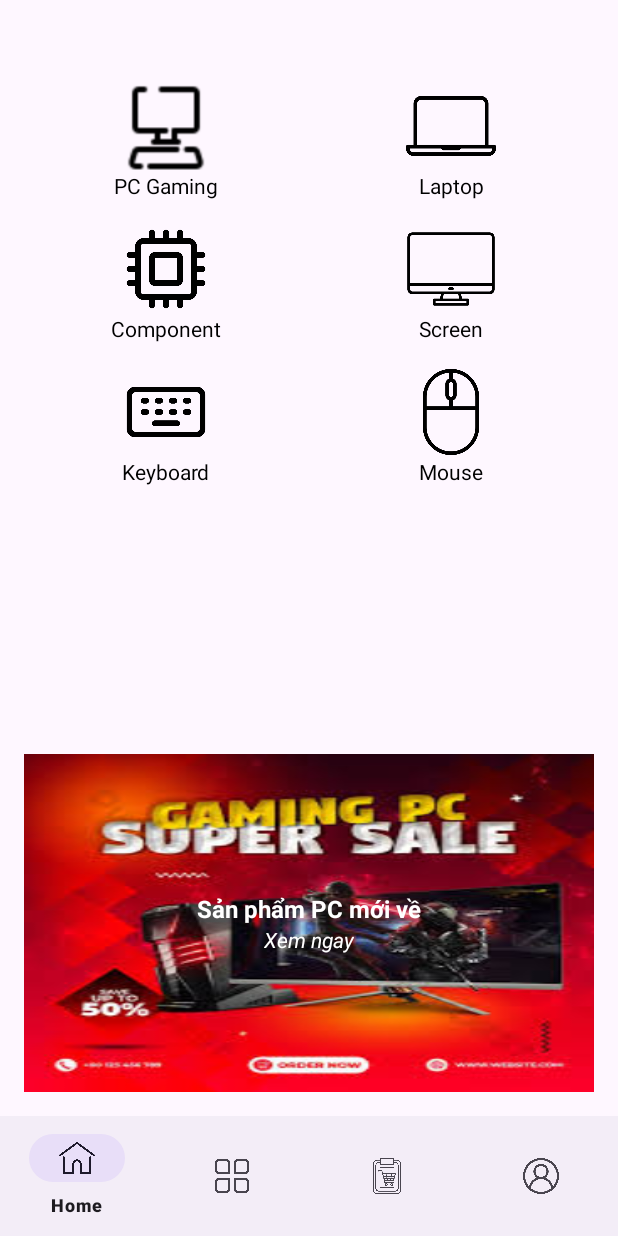
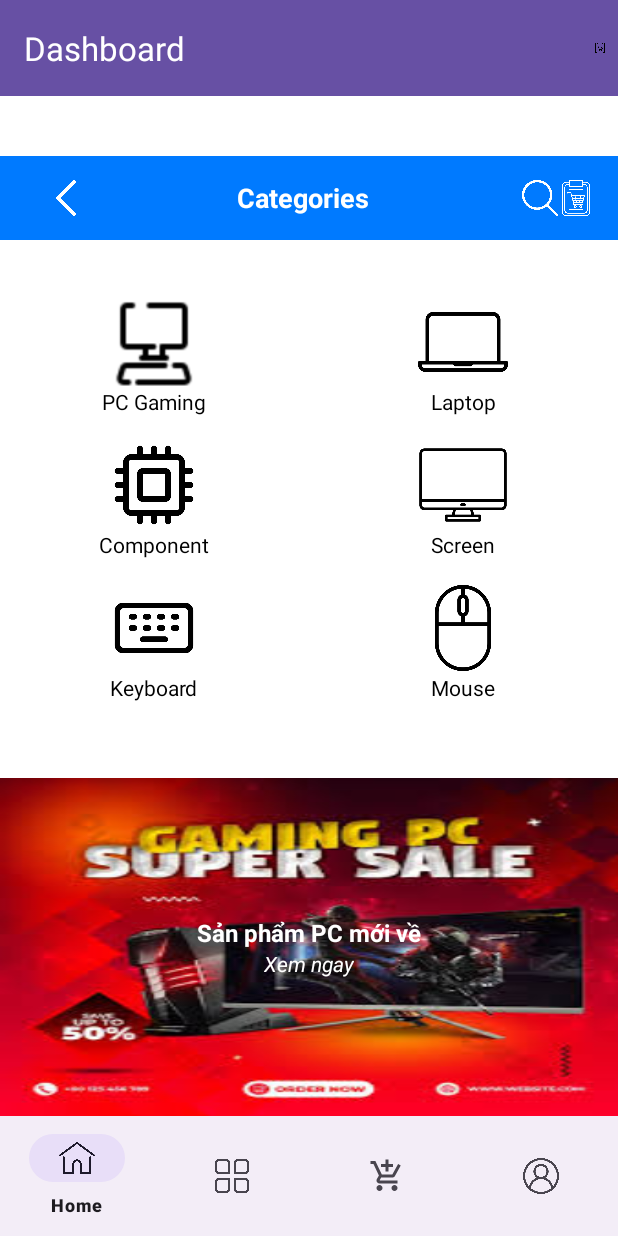
Before and after one commit to MTh1en/PRM392_Group5, an Android app: the fragment CategoriesFragment placed in its activity, on a phone screen of 412 x 824 dp. Run offline under Robolectric (Android 15) with nearby library versions, the phone set to English and light mode, and no system bars.

Commit message:
order user

```diff
--- a/app/src/main/java/com/example/final_project_group5/fragment/user/CategoriesFragment.java
+++ b/app/src/main/java/com/example/final_project_group5/fragment/user/CategoriesFragment.java
@@ -8,15 +8,13 @@ import android.widget.GridLayout;
 import android.widget.ImageView;
 import android.widget.TextView;
 import androidx.fragment.app.Fragment;
-
 import com.example.final_project_group5.R;
-
 import java.util.ArrayList;
 import java.util.List;
 
 public class CategoriesFragment extends Fragment {
 
-    private GridLayout categoriesContainer; // Thay LinearLayout bằng GridLayout
+    private GridLayout categoriesContainer;
     private List<String> categoryList;
     private List<Integer> categoryIconList;
 
@@ -26,6 +24,23 @@ public class CategoriesFragment extends Fragment {
         View view = inflater.inflate(R.layout.fragment_categories, container, false);
 
         categoriesContainer = view.findViewById(R.id.categoriesContainer);
+
+        // Xử lý Toolbar
+        ImageView btnBack = view.findViewById(R.id.btn_back);
+        ImageView btnSearch = view.findViewById(R.id.btn_search);
+        ImageView btnCart = view.findViewById(R.id.btn_cart);
+
+        btnBack.setOnClickListener(v -> getParentFragmentManager().popBackStack());
+        btnSearch.setOnClickListener(v -> {
+            // Xử lý tìm kiếm (có thể mở một SearchFragment sau này)
+        });
+        btnCart.setOnClickListener(v -> {
+            CartFragment cartFragment = new CartFragment();
+            getParentFragmentManager().beginTransaction()
+                    .replace(R.id.frame_layout1, cartFragment)
+                    .addToBackStack(null)
+                    .commit();
+        });
 
         categoryList = new ArrayList<>();
         categoryIconList = new ArrayList<>();
@@ -78,7 +93,7 @@ public class CategoriesFragment extends Fragment {
                     productFragment.setArguments(bundle);
 
                     getParentFragmentManager().beginTransaction()
-                            .replace(R.id.frame_layout1, productFragment) // Sửa từ fragment_container thành frame_layout1
+                            .replace(R.id.frame_layout1, productFragment)
                             .addToBackStack(null)
                             .commit();
                 }
@@ -86,7 +101,7 @@ public class CategoriesFragment extends Fragment {
 
             GridLayout.LayoutParams params = new GridLayout.LayoutParams();
             params.width = 0;
-            params.columnSpec = GridLayout.spec(GridLayout.UNDEFINED, 1f); // Mỗi item chiếm 1 cột với trọng số đều
+            params.columnSpec = GridLayout.spec(GridLayout.UNDEFINED, 1f);
             categoryLayout.setLayoutParams(params);
 
             categoriesContainer.addView(categoryLayout);
--- a/app/src/main/res/layout/activity_user_dashboard.xml
+++ b/app/src/main/res/layout/activity_user_dashboard.xml
@@ -1,5 +1,6 @@
 <?xml version="1.0" encoding="utf-8"?>
-<androidx.constraintlayout.widget.ConstraintLayout xmlns:android="http://schemas.android.com/apk/res/android"
+<androidx.constraintlayout.widget.ConstraintLayout
+    xmlns:android="http://schemas.android.com/apk/res/android"
     xmlns:app="http://schemas.android.com/apk/res-auto"
     xmlns:tools="http://schemas.android.com/tools"
     android:id="@+id/fragment_container"
@@ -7,22 +8,46 @@
     android:layout_height="match_parent"
     tools:context=".activity.UserDashboard">
 
+    <!-- Toolbar chứa nút giỏ hàng -->
+    <androidx.appcompat.widget.Toolbar
+        android:id="@+id/toolbar"
+        android:layout_width="match_parent"
+        android:layout_height="wrap_content"
+        android:background="?attr/colorPrimary"
+        app:title="Dashboard"
+        app:titleTextColor="@android:color/white"
+        app:layout_constraintTop_toTopOf="parent"
+        app:layout_constraintStart_toStartOf="parent"
+        app:layout_constraintEnd_toEndOf="parent">
+
+        <!-- Nút giỏ hàng -->
+        <ImageView
+            android:id="@+id/btn_cart"
+            android:layout_width="24dp"
+            android:layout_height="24dp"
+            android:layout_gravity="end"
+            android:src="@drawable/shoppinglist"
+            android:padding="8dp"
+            android:contentDescription="Giỏ hàng"/>
+    </androidx.appcompat.widget.Toolbar>
+
+    <!-- Khu vực hiển thị Fragment -->
     <FrameLayout
         android:id="@+id/frame_layout1"
         android:layout_width="0dp"
         android:layout_height="0dp"
+        app:layout_constraintTop_toBottomOf="@id/toolbar"
+        app:layout_constraintBottom_toTopOf="@id/bottomNavigationViewUser"
+        app:layout_constraintStart_toStartOf="parent"
+        app:layout_constraintEnd_toEndOf="parent"/>
 
-    app:layout_constraintBottom_toTopOf="@+id/bottomNavigationViewUser"
-    app:layout_constraintEnd_toEndOf="parent"
-    app:layout_constraintStart_toStartOf="parent"
-    app:layout_constraintTop_toTopOf="parent"/>
-
+    <!-- Thanh điều hướng -->
     <com.google.android.material.bottomnavigation.BottomNavigationView
         android:id="@+id/bottomNavigationViewUser"
         android:layout_width="match_parent"
         android:layout_height="wrap_content"
         app:layout_constraintBottom_toBottomOf="parent"
+        app:layout_constraintStart_toStartOf="parent"
         app:layout_constraintEnd_toEndOf="parent"
-        app:layout_constraintStart_toStartOf="parent"
-        app:menu="@menu/bottom_usermenu" />
+        app:menu="@menu/bottom_usermenu"/>
 </androidx.constraintlayout.widget.ConstraintLayout>
--- a/app/src/main/res/layout/fragment_categories.xml
+++ b/app/src/main/res/layout/fragment_categories.xml
@@ -3,8 +3,60 @@
     android:layout_width="match_parent"
     android:layout_height="match_parent"
     android:orientation="vertical"
-    android:padding="16dp">
+    android:background="@android:color/white">
 
+    <!-- Toolbar Full-Width với Padding Top -->
+    <androidx.appcompat.widget.Toolbar
+        android:id="@+id/toolbarCategories"
+        android:layout_width="match_parent"
+        android:layout_height="56dp"
+        android:background="@color/blue"
+        android:elevation="4dp"
+        android:theme="@style/ThemeOverlay.AppCompat.Dark.ActionBar"
+        android:layout_marginTop="40dp">
+
+        <LinearLayout
+            android:layout_width="match_parent"
+            android:layout_height="match_parent"
+            android:orientation="horizontal"
+            android:gravity="center_vertical"
+            android:paddingHorizontal="16dp">
+
+            <ImageView
+                android:id="@+id/btn_back"
+                android:layout_width="24dp"
+                android:layout_height="24dp"
+                android:src="@drawable/back"
+                android:tint="@android:color/white" />
+
+            <TextView
+                android:id="@+id/toolbarTitle"
+                android:layout_width="0dp"
+                android:layout_height="wrap_content"
+                android:layout_weight="1"
+                android:gravity="center"
+                android:text="Categories"
+                android:textColor="@android:color/white"
+                android:textSize="18sp"
+                android:textStyle="bold" />
+
+            <ImageView
+                android:id="@+id/btn_search"
+                android:layout_width="24dp"
+                android:layout_height="24dp"
+                android:src="@drawable/search"
+                android:tint="@android:color/white" />
+
+            <ImageView
+                android:id="@+id/btn_cart"
+                android:layout_width="24dp"
+                android:layout_height="24dp"
+                android:src="@drawable/shoppinglist"
+                android:tint="@android:color/white" />
+        </LinearLayout>
+    </androidx.appcompat.widget.Toolbar>
+
+    <!-- Nội dung danh mục -->
     <ScrollView
         android:layout_width="match_parent"
         android:layout_height="0dp"
@@ -18,9 +70,9 @@
             android:alignmentMode="alignMargins"
             android:layout_marginTop="30dp"
             android:columnOrderPreserved="false" />
-
     </ScrollView>
 
+    <!-- Banner -->
     <LinearLayout
         android:layout_width="match_parent"
         android:layout_height="wrap_content"
--- a/app/src/main/res/menu/bottom_usermenu.xml
+++ b/app/src/main/res/menu/bottom_usermenu.xml
@@ -8,9 +8,9 @@
         android:icon="@drawable/category"
         android:title="Categories" />
     <item
-        android:id="@+id/cart"
-        android:icon="@drawable/shoppinglist"
-        android:title="Cart" />
+        android:id="@+id/order"
+        android:icon="@drawable/baseline_add_shopping_cart_24"
+        android:title="Orders" />
     <item
         android:id="@+id/profile"
         android:icon="@drawable/user"
--- a/app/src/main/res/values/colors.xml
+++ b/app/src/main/res/values/colors.xml
@@ -4,4 +4,5 @@
 
     <color name="purple_500">#FF6200EE</color>
     <color name="white">#FFFFFFFF</color>
+    <color name="blue">#007AFF</color>
 </resources>
```
Also changed, not shown: app/src/main/java/com/example/final_project_group5/activity/UserDashboard.java (+25 -25 lines), app/src/main/java/com/example/final_project_group5/fragment/user/OrderFragmentUser.java (added, +15 -0 lines), app/src/main/res/layout/fragment_order_user.xml (added, +21 -0 lines).
